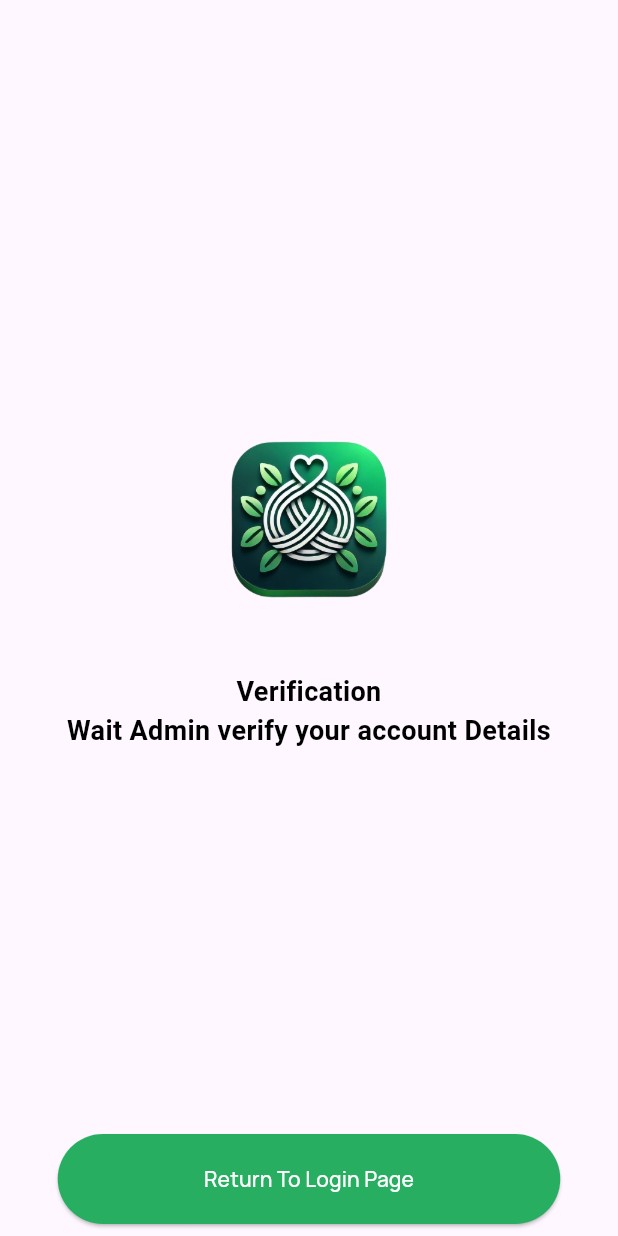
After one commit to fwdAndroid/muslim_mariage-main, a Flutter app: the VerificationScreen screen opened directly, on a phone screen of 412 x 824 dp. The commit adds this screen. Run offline on Flutter 3.47's test engine with Material 3 defaults, Android fonts, the phone set to English and light mode, and no system bars; our stand-ins replace buttons_tabbar, cloud_firestore, firebase_auth, firebase_core, firebase_storage, flutter_card_swiper and 9 more; missing offline and left inert: agora_rtc_engine; accounts and stored records are empty.

Commit message:
Verification System

```diff
--- /dev/null
+++ b/lib/screens/auth/verification_screen.dart
@@ -0,0 +1,55 @@
+import 'package:flutter/material.dart';
+import 'package:muslim_mariage/screens/auth/login_screen.dart';
+import 'package:muslim_mariage/utils/colors.dart';
+import 'package:muslim_mariage/widgets/save_button.dart';
+
+class VerificationScreen extends StatefulWidget {
+  const VerificationScreen({super.key});
+
+  @override
+  State<VerificationScreen> createState() => _VerificationScreenState();
+}
+
+class _VerificationScreenState extends State<VerificationScreen> {
+  @override
+  Widget build(BuildContext context) {
+    return Scaffold(
+      body: Column(
+        mainAxisAlignment: MainAxisAlignment.center,
+        crossAxisAlignment: CrossAxisAlignment.center,
+        children: [
+          Spacer(),
+          Image.asset(
+            "assets/logo.png",
+            height: 200,
+          ),
+          Text(
+            "Verification",
+            textAlign: TextAlign.center,
+            style: TextStyle(
+                fontWeight: FontWeight.bold, color: black, fontSize: 18),
+          ),
+          Text(
+            "Wait Admin verify your account Details",
+            textAlign: TextAlign.center,
+            style: TextStyle(
+                fontWeight: FontWeight.bold, color: black, fontSize: 18),
+          ),
+          Spacer(),
+          Padding(
+            padding: const EdgeInsets.all(8.0),
+            child: Center(
+                child: SaveButton(
+                    title: "Return To Login Page",
+                    onTap: () {
+                      Navigator.push(
+                          context,
+                          MaterialPageRoute(
+                              builder: (builder) => LoginScreen()));
+                    })),
+          ),
+        ],
+      ),
+    );
+  }
+}
```
Also changed, not shown: lib/screens/auth/login_screen.dart (+61 -22 lines), lib/screens/auth/signup_screen.dart (+47 -3 lines), lib/screens/profile/complete_profile.dart (+0 -7 lines), lib/screens/profile/upload_photo.dart (+2 -5 lines), lib/services/auth_methods.dart (+8 -7 lines).
